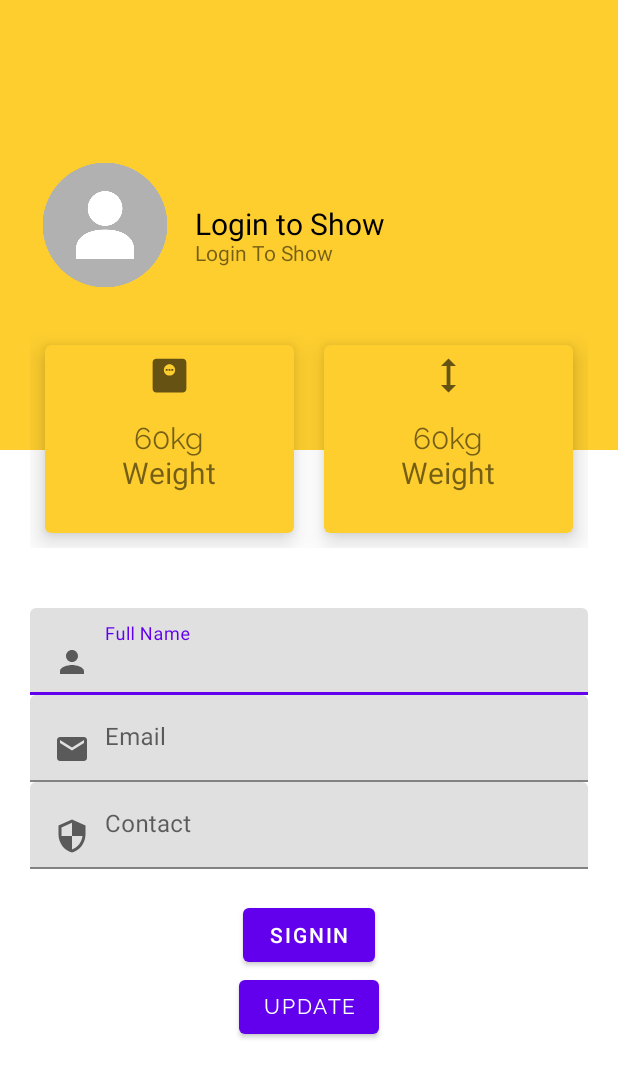
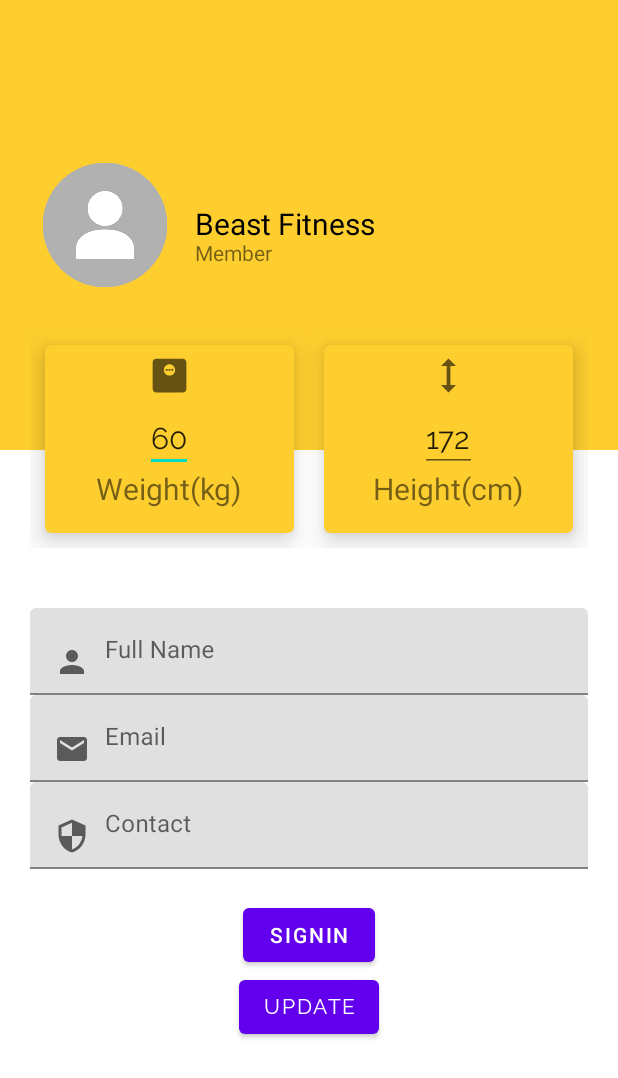
Before and after one commit to Srujangv05/Beast-Fitness, an Android app: the layout fragment_profile.xml on its own in the app's theme, with its tools: preview values and no code run, on a phone screen of 412 x 824 dp. Shown: the top 1078 px of the screen. Run offline under Robolectric (Android 15) with nearby library versions, the phone set to English and light mode, and no system bars; Roboto replaces fonts that are not available here.

Commit message:
Profile updated

```diff
--- a/app/build.gradle
+++ b/app/build.gradle
@@ -35,6 +35,7 @@ dependencies {
     implementation 'androidx.constraintlayout:constraintlayout:2.1.3'
     implementation 'androidx.legacy:legacy-support-v4:1.0.0'
     implementation 'com.google.firebase:firebase-auth:21.0.3'
+    implementation 'com.google.firebase:firebase-firestore:24.1.1'
     testImplementation 'junit:junit:4.13.2'
     androidTestImplementation 'androidx.test.ext:junit:1.1.3'
     androidTestImplementation 'androidx.test.espresso:espresso-core:3.4.0'
--- a/app/src/main/res/layout/fragment_profile.xml
+++ b/app/src/main/res/layout/fragment_profile.xml
@@ -1,11 +1,15 @@
 <?xml version="1.0" encoding="utf-8"?>
-<LinearLayout android:id="@+id/home"
+<ScrollView android:id="@+id/home"
     xmlns:android="http://schemas.android.com/apk/res/android"
     xmlns:tools="http://schemas.android.com/tools"
     android:layout_width="match_parent"
     android:layout_height="match_parent"
-    android:orientation="vertical"
     xmlns:app="http://schemas.android.com/apk/res-auto">
+
+    <LinearLayout
+        android:layout_width="match_parent"
+        android:layout_height="match_parent"
+        android:orientation="vertical">
 
     <RelativeLayout
         android:layout_width="match_parent"
@@ -29,7 +33,7 @@
             android:layout_toRightOf="@+id/profile_image"
             android:fontFamily="@font/aclonica"
             android:includeFontPadding="false"
-            android:text="Login to Show"
+            android:text="Beast Fitness"
             android:textColor="#000"
             android:textSize="20sp" />
 
@@ -41,7 +45,7 @@
             android:layout_marginLeft="10dp"
             android:layout_toRightOf="@+id/profile_image"
             android:includeFontPadding="false"
-            android:text="Login To Show"
+            android:text="Member"
             android:textSize="14sp" />
 
     </RelativeLayout>
@@ -71,24 +75,24 @@
                     android:layout_width="30dp"
                     android:src="@drawable/ic_baseline_monitor_weight_24" />
 
-                <TextView
+                <EditText
+                    android:id="@+id/weight_label"
+                    android:layout_width="wrap_content"
+                    android:layout_height="wrap_content"
+                    android:layout_centerInParent="true"
                     android:fontFamily="@font/raleway"
-                    android:id="@+id/weight_label"
                     android:includeFontPadding="false"
-                    android:layout_centerInParent="true"
-                    android:layout_height="wrap_content"
-                    android:layout_width="wrap_content"
-                    android:text="60kg"
+                    android:text="60"
                     android:textSize="20sp" />
 
                 <TextView
                     android:id="@+id/weight_desc"
-                    android:includeFontPadding="false"
+                    android:layout_width="wrap_content"
+                    android:layout_height="wrap_content"
                     android:layout_below="@id/weight_label"
                     android:layout_centerHorizontal="true"
-                    android:layout_height="wrap_content"
-                    android:layout_width="wrap_content"
-                    android:text="Weight"
+                    android:includeFontPadding="false"
+                    android:text="Weight(kg)"
                     android:textSize="20sp" />
 
             </RelativeLayout>
@@ -114,24 +118,24 @@
                     android:layout_width="30dp"
                     android:src="@drawable/ic_baseline_height_24" />
 
-                <TextView
+                <EditText
+                    android:id="@+id/height_label"
+                    android:layout_width="wrap_content"
+                    android:layout_height="wrap_content"
+                    android:layout_centerInParent="true"
                     android:fontFamily="@font/raleway"
-                    android:id="@+id/height_label"
                     android:includeFontPadding="false"
-                    android:layout_centerInParent="true"
-                    android:layout_height="wrap_content"
-                    android:layout_width="wrap_content"
-                    android:text="60kg"
+                    android:text="172"
                     android:textSize="20sp" />
 
                 <TextView
                     android:id="@+id/height_desc"
-                    android:includeFontPadding="false"
+                    android:layout_width="wrap_content"
+                    android:layout_height="wrap_content"
                     android:layout_below="@id/height_label"
                     android:layout_centerHorizontal="true"
-                    android:layout_height="wrap_content"
-                    android:layout_width="wrap_content"
-                    android:text="Weight"
+                    android:includeFontPadding="false"
+                    android:text="Height(cm)"
                     android:textSize="20sp" />
 
             </RelativeLayout>
@@ -202,7 +206,10 @@
         android:layout_width="wrap_content"
         android:layout_height="wrap_content"
         android:fontFamily="@font/raleway"
+        android:id="@+id/updatebutton"
         android:layout_gravity="center_horizontal"
         android:text="UPDATE" />
 
-</LinearLayout>
+    </LinearLayout>
+
+</ScrollView>
--- a/app/src/main/res/values-night/themes.xml
+++ b/app/src/main/res/values-night/themes.xml
@@ -2,12 +2,12 @@
     <!-- Base application theme. -->
     <style name="Theme.BeastFitness" parent="Theme.MaterialComponents.DayNight.NoActionBar">
         <!-- Primary brand color. -->
-        <item name="colorPrimary">@color/purple_200</item>
+        <item name="colorPrimary">@color/purple_500</item>
         <item name="colorPrimaryVariant">@color/purple_700</item>
-        <item name="colorOnPrimary">@color/black</item>
+        <item name="colorOnPrimary">@color/white</item>
         <!-- Secondary brand color. -->
         <item name="colorSecondary">@color/teal_200</item>
-        <item name="colorSecondaryVariant">@color/teal_200</item>
+        <item name="colorSecondaryVariant">@color/teal_700</item>
         <item name="colorOnSecondary">@color/black</item>
         <!-- Status bar color. -->
         <item name="android:statusBarColor" tools:targetApi="l">?attr/colorPrimaryVariant</item>
```
Also changed, not shown: app/src/main/java/com/zephgv/mad/beastfitness/ProfileFragment.java (+88 -1 lines), app/src/main/java/com/zephgv/mad/beastfitness/UserHelperClass.java (added, +57 -0 lines).
